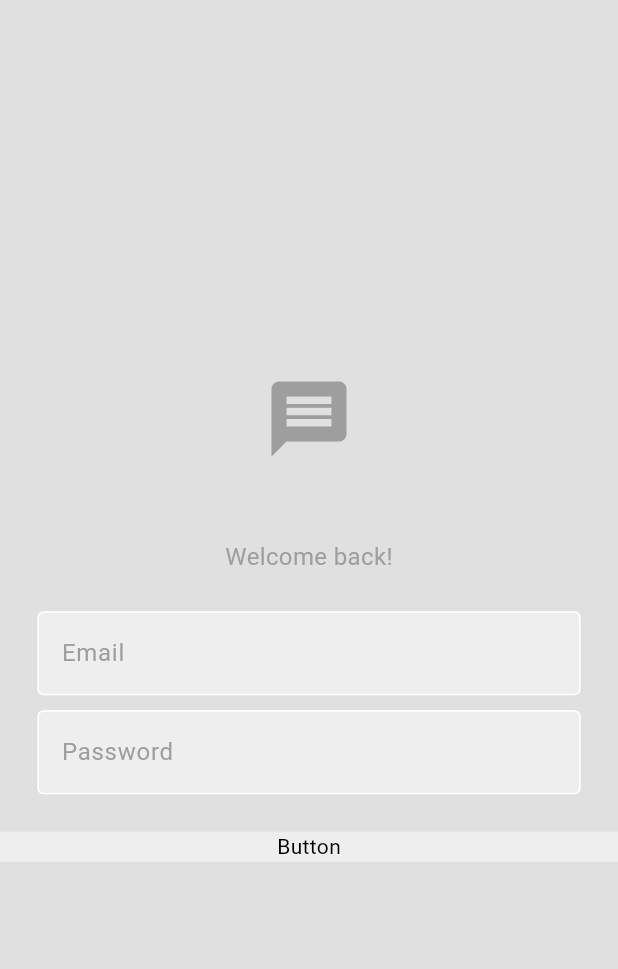
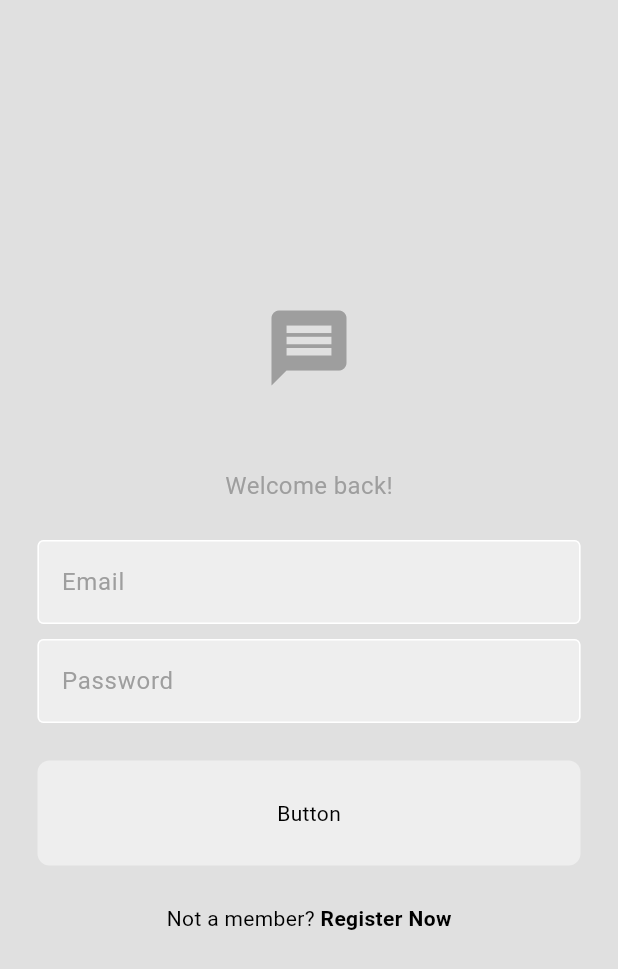
Before and after one commit to Blacspot/chatapp, a Flutter app: the screen it shows after launch, on a phone screen of 412 x 824 dp. Shown: the top 969 px of the screen. Run offline on Flutter 3.47's test engine with Material 3 defaults, Android fonts, the phone set to English and light mode, and no system bars.

Commit message:
addition of button

```diff
--- a/lib/components/my_button.dart
+++ b/lib/components/my_button.dart
@@ -1,16 +1,29 @@
 import 'package:flutter/material.dart';
 
 class MyButton extends StatelessWidget {
-  const MyButton({super.key});
+  final String text;
+  final void Function()? onTap;
+
+  const MyButton({
+    super.key,
+    required this.text,
+    required this.onTap,
+    });
 
   @override
   Widget build(BuildContext context) {
-    return Container(
-      decoration: BoxDecoration(
-        color: Theme.of(context).colorScheme.secondary,
-      ),
-      child: Center(
-        child: Text("Button"),
+    return GestureDetector(
+    onTap: onTap,
+      child: Container(
+        decoration: BoxDecoration(
+          color: Theme.of(context).colorScheme.secondary,
+          borderRadius: BorderRadius.circular(8),
+        ),
+        padding: const EdgeInsets.all(25),
+        margin: const EdgeInsets.symmetric(horizontal: 25),
+        child: Center(
+          child: Text("Button"),
+        ),
       ),
     );
   }
--- a/lib/pages/login_page.dart
+++ b/lib/pages/login_page.dart
@@ -9,6 +9,10 @@ final TextEditingController _pwController = TextEditingController();
 
 
  LoginPage({super.key});
+
+ void login(){
+
+ }
 
   @override
   Widget build(BuildContext context) {
@@ -56,7 +60,25 @@ final TextEditingController _pwController = TextEditingController();
               const SizedBox(height: 25),
 
               //login
-              MyButton()
+              MyButton(
+                text: "Login",
+                onTap: login,
+              ),
+
+              const SizedBox(height: 25),
+
+              Row(
+                mainAxisAlignment: MainAxisAlignment.center,
+                children: [
+                  Text("Not a member? "),
+                  Text(
+                    "Register Now",
+                    style: TextStyle(
+                      fontWeight: FontWeight.bold,
+                    ),
+                  )
+                ],
+              )
           ],
         ),
       ),
```
